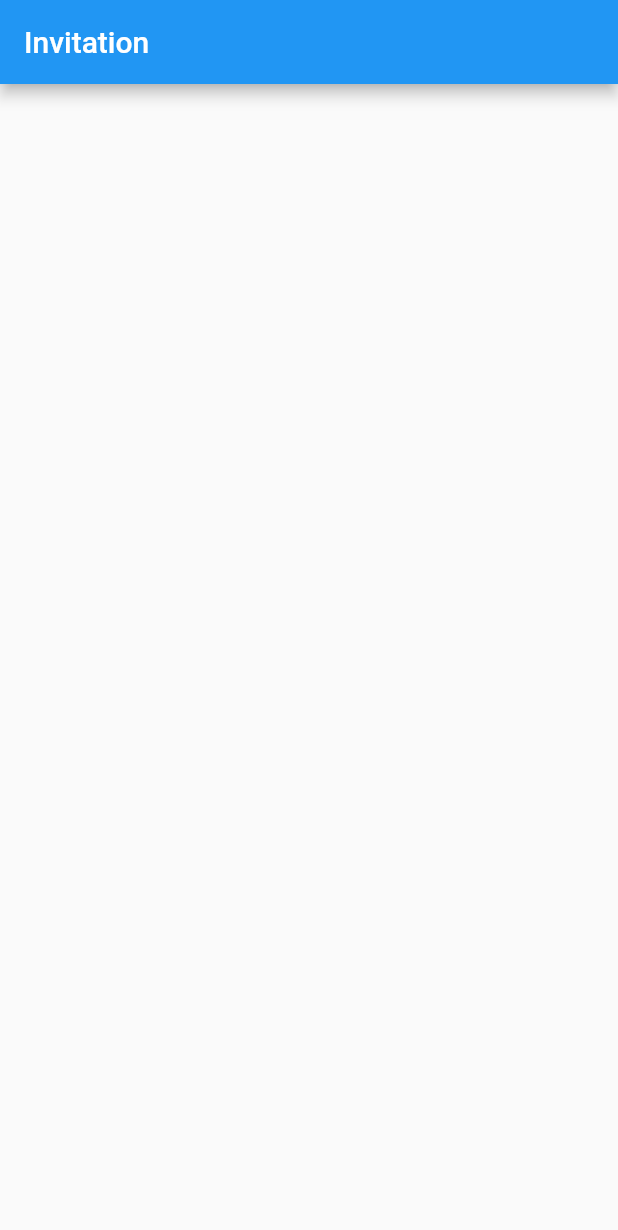
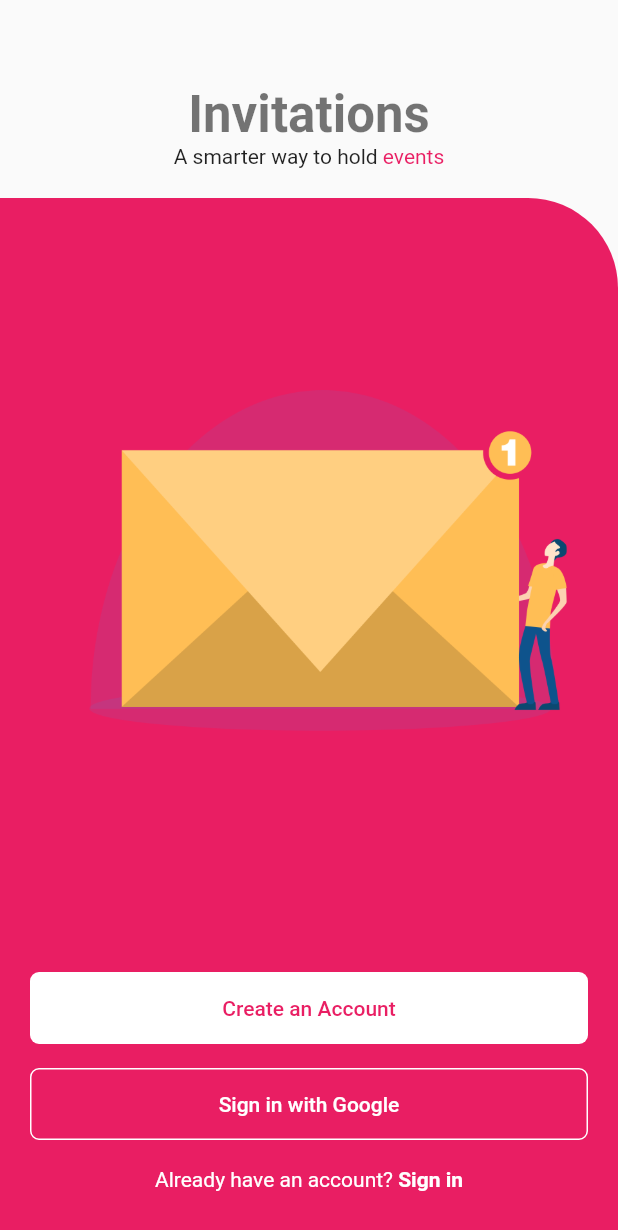
Before and after one commit to lohanidamodar/flutter_invitation, a Flutter app: the screen it shows after launch, on a phone screen of 412 x 824 dp. Shown: the top 1230 px of the screen. Run offline on Flutter 3.47's test engine with Material 2 defaults, Android fonts, the phone set to English and light mode, and no system bars.

Commit message:
landing page design

```diff
--- a/lib/main.dart
+++ b/lib/main.dart
@@ -1,6 +1,6 @@
+import 'package:finvitation/ui/res/colors.dart';
 import 'package:flutter/material.dart';
-import 'presentation/pages/home.dart';
-
+import 'ui/pages/landing_page.dart';
 
 void main() => runApp(MyApp());
 
@@ -10,9 +10,13 @@ class MyApp extends StatelessWidget {
     return MaterialApp(
       title: 'Flutter Demo',
       theme: ThemeData(
-        primarySwatch: Colors.blue,
-      ),
-      home: HomePage(),
+          primarySwatch: primaryColor,
+          buttonTheme: ButtonThemeData(
+            padding: const EdgeInsets.all(16.0),
+            shape: RoundedRectangleBorder(
+                borderRadius: BorderRadius.circular(6.0)),
+          )),
+      home: LandingPage(),
     );
   }
 }
--- /dev/null
+++ b/lib/ui/pages/landing_page.dart
@@ -0,0 +1,88 @@
+import 'package:finvitation/ui/res/assets.dart';
+import 'package:finvitation/ui/res/styles.dart';
+import 'package:flutter/material.dart';
+
+class LandingPage extends StatelessWidget {
+  @override
+  Widget build(BuildContext context) {
+    return Scaffold(
+      body: Column(
+        children: <Widget>[
+          const SizedBox(height: kToolbarHeight),
+          Text(
+            "Invitations",
+            style: Theme.of(context)
+                .textTheme
+                .display1
+                .copyWith(fontWeight: FontWeight.bold),
+          ),
+          Text.rich(
+            TextSpan(children: [
+              TextSpan(text: "A smarter way to hold "),
+              TextSpan(text: "events", style: primaryText),
+            ]),
+          ),
+          const SizedBox(height: 20.0),
+          Expanded(
+            child: Container(
+              decoration: BoxDecoration(
+                color: Theme.of(context).primaryColor,
+                borderRadius:
+                    BorderRadius.only(topRight: Radius.circular(60.0)),
+              ),
+              child: Column(
+                children: <Widget>[
+                  Expanded(
+                      child: Center(child: Image.asset(INVITE_ILLUSTRATION))),
+                  const SizedBox(height: 20.0),
+                  Container(
+                    width: double.infinity,
+                    padding: const EdgeInsets.symmetric(
+                        horizontal: 20.0, vertical: 8.0),
+                    child: RaisedButton(
+                      highlightElevation: 0,
+                      elevation: 0,
+                      child: Text("Create an Account"),
+                      textColor: Theme.of(context).primaryColor,
+                      color: Colors.white,
+                      onPressed: () {},
+                    ),
+                  ),
+                  Container(
+                    width: double.infinity,
+                    padding: const EdgeInsets.symmetric(
+                        horizontal: 20.0, vertical: 8.0),
+                    child: OutlineButton(
+                      highlightElevation: 0,
+                      borderSide: BorderSide(color: Colors.white),
+                      child: Text("Sign in with Google"),
+                      textColor: Colors.white,
+                      color: Colors.white,
+                      onPressed: () {},
+                    ),
+                  ),
+                  const SizedBox(height: 10.0),
+                  Text.rich(
+                    TextSpan(children: [
+                      TextSpan(text: "Already have an account? "),
+                      WidgetSpan(
+                          child: GestureDetector(
+                        onTap: () {},
+                        child: Text(
+                          "Sign in",
+                          style: whiteBoldText,
+                        ),
+                      ))
+                    ]),
+                    style: whiteText,
+                  ),
+                  const SizedBox(height: 30.0),
+                ],
+              ),
+            ),
+          ),
+        ],
+      ),
+    );
+  }
+}
--- /dev/null
+++ b/lib/ui/res/assets.dart
@@ -0,0 +1 @@
+const String INVITE_ILLUSTRATION='assets/invite.png';
--- /dev/null
+++ b/lib/ui/res/colors.dart
@@ -0,0 +1,3 @@
+import 'package:flutter/material.dart';
+
+const Color primaryColor = Colors.pink;
--- /dev/null
+++ b/lib/ui/res/styles.dart
@@ -0,0 +1,16 @@
+import 'package:finvitation/ui/res/colors.dart';
+import 'package:flutter/material.dart';
+
+const TextStyle boldText = TextStyle(
+  fontWeight: FontWeight.bold,
+);
+const TextStyle whiteBoldText = TextStyle(
+  fontWeight: FontWeight.bold,
+  color: Colors.white,
+);
+const TextStyle whiteText = TextStyle(
+  color: Colors.white,
+);
+const TextStyle primaryText = TextStyle(
+  color: primaryColor,
+);
```
Also changed, not shown: assets/invite.png (added).
